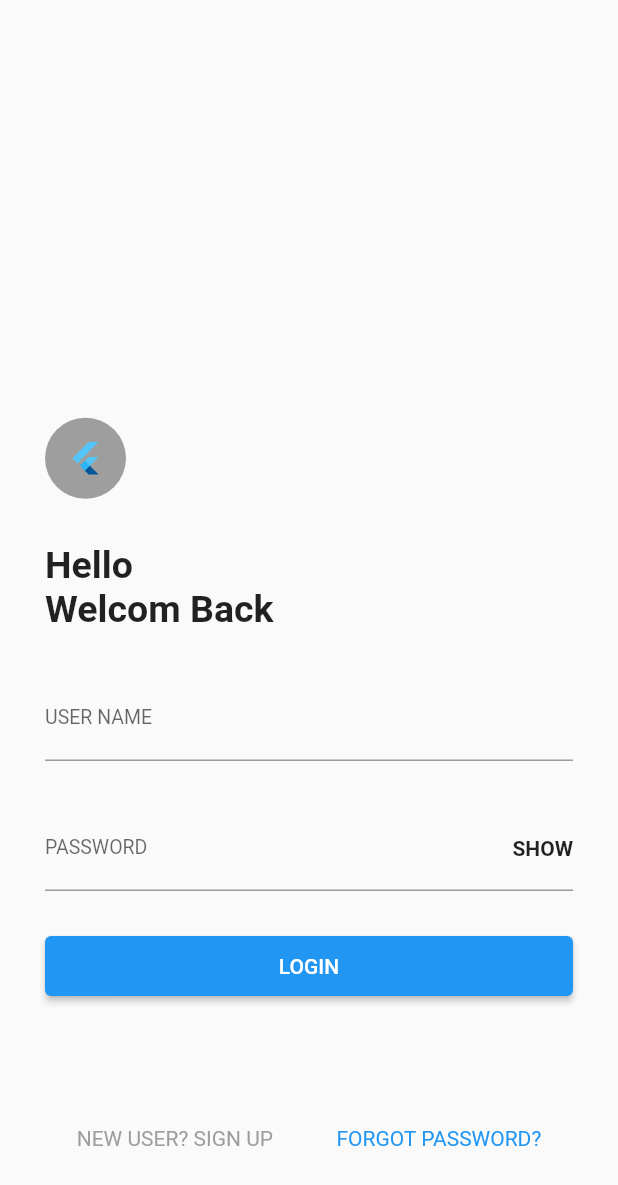
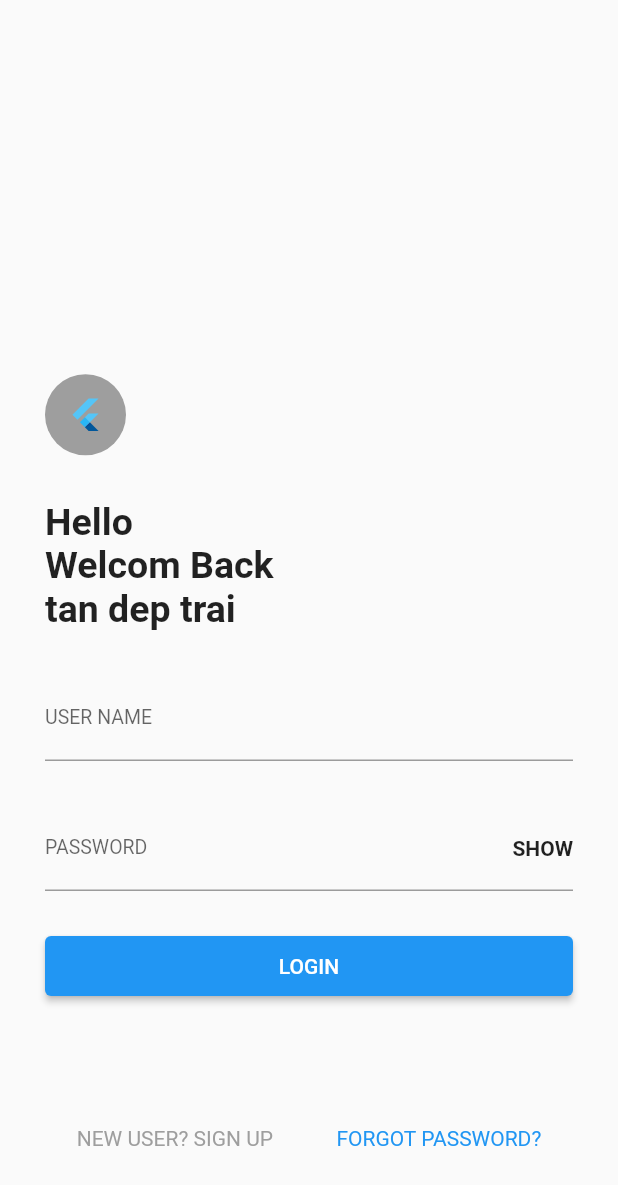
Before and after one commit to kimtanls/flutter, a Flutter app: the screen it shows after launch, on a phone screen of 412 x 824 dp. Shown: the top 1185 px of the screen. Run offline on Flutter 3.47's test engine with Material 2 defaults, Android fonts, the phone set to English and light mode, and no system bars.

Commit message:
sua content

```diff
--- a/lib/main.dart
+++ b/lib/main.dart
@@ -47,7 +47,7 @@ class LogInUI extends StatelessWidget {
               Padding(
                 padding: EdgeInsets.only(bottom: 30),
                 child: Text(
-                  'Hello \nWelcom Back',
+                  'Hello \nWelcom Back\ntan dep trai',
                   style: TextStyle(
                     fontSize: 25,
                     fontWeight: FontWeight.bold,
```
